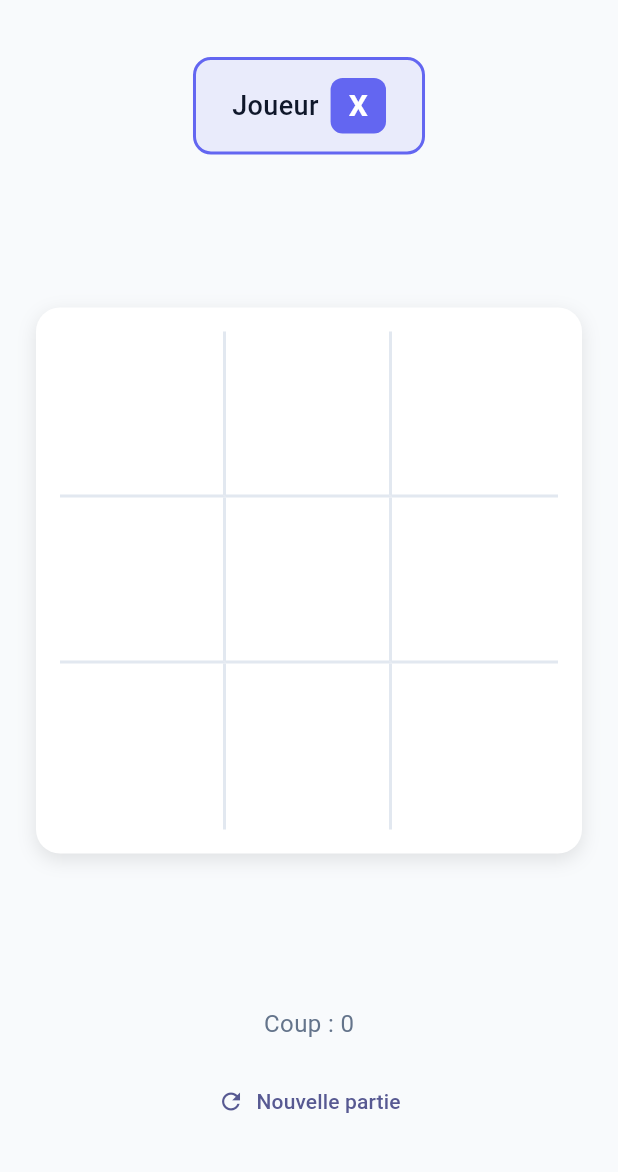
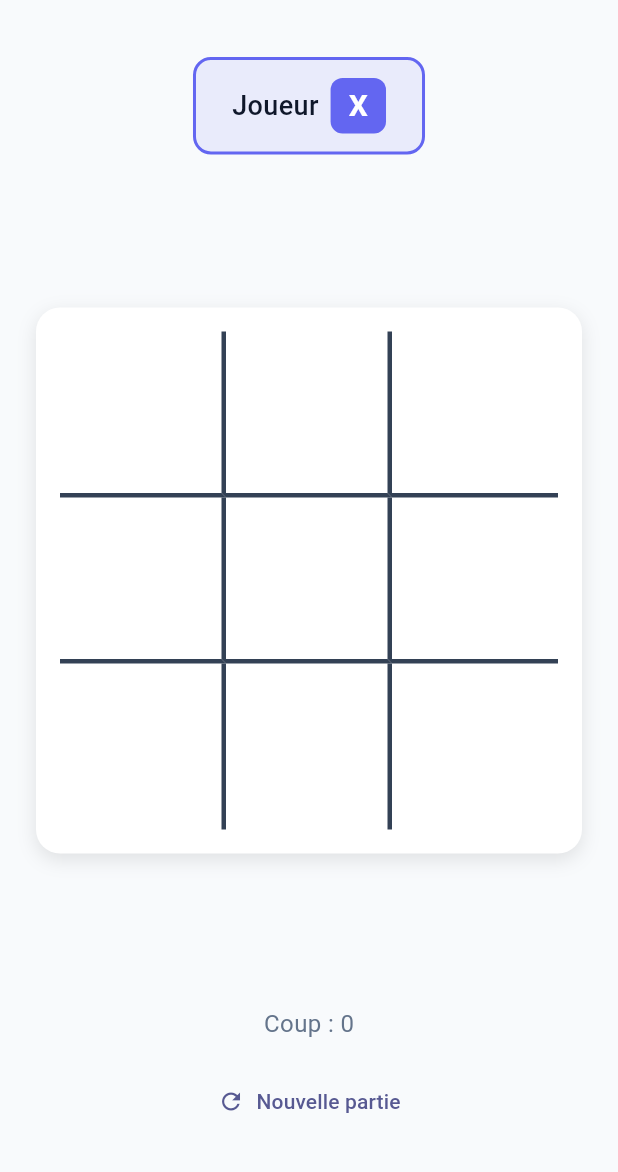
Before and after one commit to TheophileGreg/tictactoe-betclic, a Flutter app: the _GameScreenContent screen opened directly, on a phone screen of 412 x 824 dp, the part 63-1235 px from its top. Run offline on Flutter 3.47's test engine with Material 3 defaults, Android fonts, the phone set to English and light mode, and no system bars; our stand-ins replace equatable, flutter_bloc.

Commit message:
update grid color

```diff
--- a/lib/core/theme/app_theme.dart
+++ b/lib/core/theme/app_theme.dart
@@ -20,7 +20,7 @@ class AppTheme {
   static const Color surfaceColor = Colors.white;
 
   /// Grid line color.
-  static const Color gridColor = Color(0xFFE2E8F0);
+  static const Color gridColor = Color(0xFF334155);
 
   /// Text color primary.
   static const Color textPrimary = Color(0xFF0F172A);
--- a/lib/presentation/widgets/game_cell_widget.dart
+++ b/lib/presentation/widgets/game_cell_widget.dart
@@ -95,10 +95,10 @@ class _GameCellWidgetState extends State<GameCellWidget>
         decoration: BoxDecoration(
           border: Border(
             right: widget.showRightBorder
-                ? BorderSide(color: AppTheme.gridColor, width: 2)
+                ? BorderSide(color: AppTheme.gridColor, width: 3)
                 : BorderSide.none,
             bottom: widget.showBottomBorder
-                ? BorderSide(color: AppTheme.gridColor, width: 2)
+                ? BorderSide(color: AppTheme.gridColor, width: 3)
                 : BorderSide.none,
           ),
         ),
```
